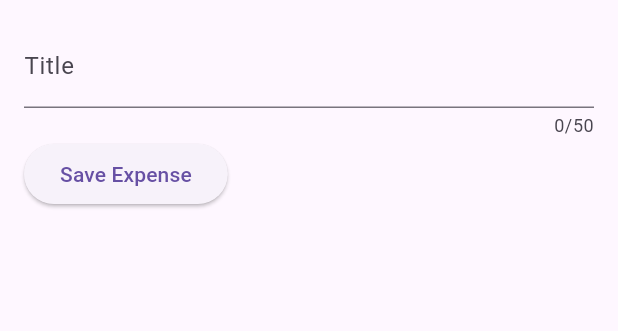
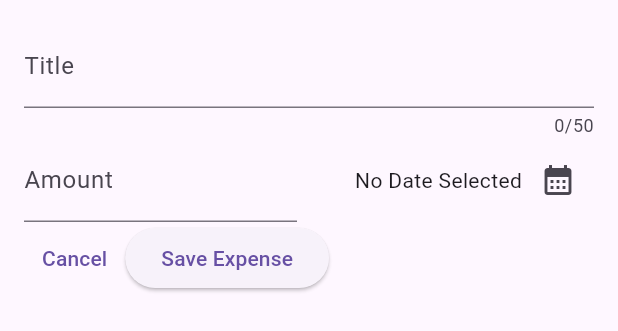
Before and after one commit to N1-San/expense_tracker, a Flutter app: the NewExpense widget shown alone on an empty page, opened directly, on a phone screen of 412 x 824 dp. Shown: the top 331 px of the screen. Run offline on Flutter 3.47's test engine with Material 3 defaults, Android fonts, the phone set to English and light mode, and no system bars.

Commit message:
date picker implemented

```diff
--- a/lib/widgets/new_expense.dart
+++ b/lib/widgets/new_expense.dart
@@ -1,4 +1,6 @@
 import 'package:flutter/material.dart';
+import 'package:expense_tracker/models/expense.dart';
+
 
 class NewExpense extends StatefulWidget {
   const NewExpense({super.key});
@@ -12,10 +14,27 @@ class NewExpense extends StatefulWidget {
 class _NewExpenseState extends State<NewExpense> {
 
   final _titleController = TextEditingController();
+  final _amountController = TextEditingController();
+  DateTime? _selectedDate;
+
+  void _presentDatePicker() async {
+    final now = DateTime.now();
+    final firstDate = DateTime(now.year - 1, now.month, now.day);
+    final pickedDate = await showDatePicker(
+      context: context,
+      initialDate: now ,
+      firstDate: firstDate,
+      lastDate: now
+    );
+    setState((){
+      _selectedDate = pickedDate;
+    });
+  }
 
   @override
   void dispose() {
     _titleController.dispose();
+    _amountController.dispose();
     super.dispose();
   }
 
@@ -42,9 +61,46 @@ class _NewExpenseState extends State<NewExpense> {
           ),
           Row(
             children: [
+              Expanded(
+                child: TextField(
+                  controller: _amountController,
+                  keyboardType: TextInputType.number,
+                  decoration: InputDecoration(
+                    prefixText: '\$ ',
+                    label: Text("Amount")
+                  ),
+                ),
+              ),
+              const SizedBox(width: 16,),
+              Expanded(
+                child: Row(
+                  mainAxisAlignment: MainAxisAlignment.end,
+                  crossAxisAlignment: CrossAxisAlignment.center,
+                  children: [
+                    Text(_selectedDate == null ? 'No Date Selected' : formatter.format(_selectedDate!)),
+                    IconButton(
+                      onPressed: _presentDatePicker,
+                      icon: Icon(
+                        Icons.calendar_month
+                      )
+                    )
+                  ],
+                ),
+              )
+            ],
+          ),
+          Row(
+            children: [
+              TextButton(
+                onPressed: () {
+                  Navigator.pop(context);
+                },
+                child: const Text('Cancel')
+              ),
               ElevatedButton(
                 onPressed: () {
                   print(_titleController.text);
+                  print(_amountController.text);
                 },
                 child: const Text('Save Expense')
               ),
```
